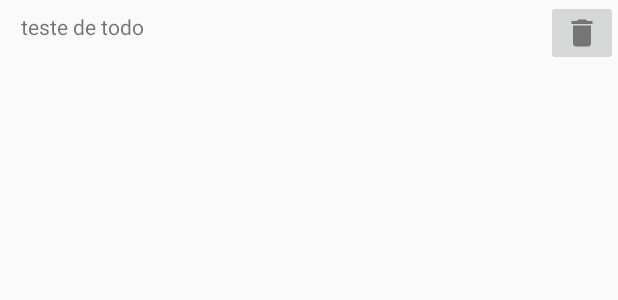
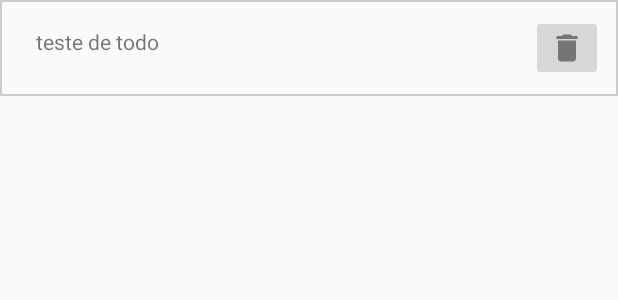
Before and after one commit to artursbm/kotlin-codes, an Android app: the layout todo_item_view.xml on its own in the app's theme, with its tools: preview values and no code run, on a phone screen of 412 x 824 dp. Shown: the top 300 px of the screen. Run offline under Robolectric (Android 15) with nearby library versions, the phone set to English and light mode, and no system bars.

Commit message:
a todo list that adds and deletes items

```diff
--- /dev/null
+++ b/AppBox/app/src/main/res/drawable-v24/border.xml
@@ -0,0 +1,16 @@
+<?xml version="1.0" encoding="UTF-8"?>
+<shape xmlns:android="http://schemas.android.com/apk/res/android"
+    android:layout_width="match_parent"
+    android:layout_height="match_parent"
+    android:shape="rectangle">
+
+    <padding
+        android:bottom="10dp"
+        android:left="10dp"
+        android:right="10dp"
+        android:top="10dp" />
+
+    <stroke
+        android:width="1dp"
+        android:color="#CCCCCC" />
+</shape>
--- a/AppBox/app/src/main/res/layout/activity_main.xml
+++ b/AppBox/app/src/main/res/layout/activity_main.xml
@@ -32,6 +32,7 @@
             android:layout_height="wrap_content"
             android:hint="@string/nova_ideia"
             android:inputType="text"
+            android:maxLines="1"
             android:padding="16dp"
             android:textColor="@color/textColor"
             android:textColorHint="@color/textHint"
@@ -40,7 +41,7 @@
         <androidx.recyclerview.widget.RecyclerView
             android:id="@+id/todoList"
             android:layout_width="match_parent"
-            android:layout_height="match_parent"
+            android:layout_height="wrap_content"
             android:layout_below="@id/newTodoItem"
             android:layout_marginTop="10dp"
             android:scrollbars="vertical" />
--- a/AppBox/app/src/main/res/layout/todo_item_view.xml
+++ b/AppBox/app/src/main/res/layout/todo_item_view.xml
@@ -1,7 +1,9 @@
 <?xml version="1.0" encoding="utf-8"?>
 <RelativeLayout xmlns:android="http://schemas.android.com/apk/res/android"
     android:layout_width="match_parent"
-    android:layout_height="match_parent" >
+    android:layout_height="wrap_content"
+    android:background="@drawable/border"
+    >
 
     <TextView
         android:id="@+id/todoItem"
@@ -10,21 +12,18 @@
         android:layout_alignParentTop="true"
         android:layout_marginStart="14dp"
         android:layout_marginTop="8dp"
-        android:text="teste de todo"
-         />
+        android:text="teste de todo" />
 
     <RelativeLayout
-        android:id="@+id/deleteBtn"
         android:layout_width="wrap_content"
         android:layout_height="wrap_content"
-        android:layout_alignParentEnd="true"
-        android:layout_alignParentTop="true" >
+        android:layout_alignParentTop="true"
+        android:layout_alignParentEnd="true">
 
         <ImageButton
-            android:id="@+id/subVitalImageView"
+            android:id="@+id/deleteBtn"
             android:layout_width="wrap_content"
             android:layout_height="wrap_content"
             android:src="@drawable/delete_todo" />
     </RelativeLayout>
-
 </RelativeLayout>
--- a/AppBox/app/src/main/res/values/strings.xml
+++ b/AppBox/app/src/main/res/values/strings.xml
@@ -12,6 +12,7 @@
     <string name="texto">TEXTO </string>
     <string name="nova_ideia">Nova ideia</string>
     <string name="added_idea">Ideia adicionada!</string>
+    <string name="please_insert_note">Digite algo!</string>
     <string name="deleteBtnTxt">DELETE</string>
 
 </resources>
```
Also changed, not shown: AppBox/app/src/main/java/com/example/appbox/MainActivity.kt (+11 -12 lines), AppBox/app/src/main/java/com/example/appbox/todos/TodoListAdapter.kt (+9 -6 lines).
